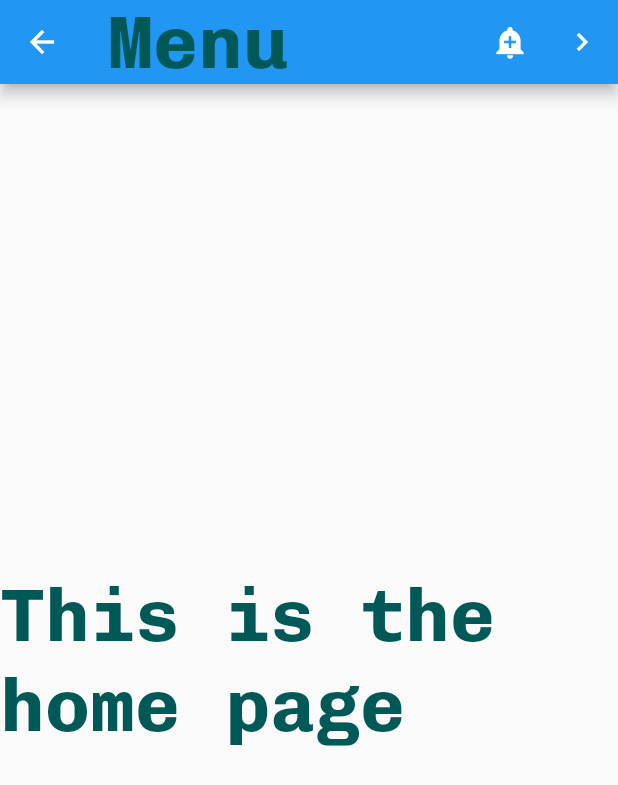
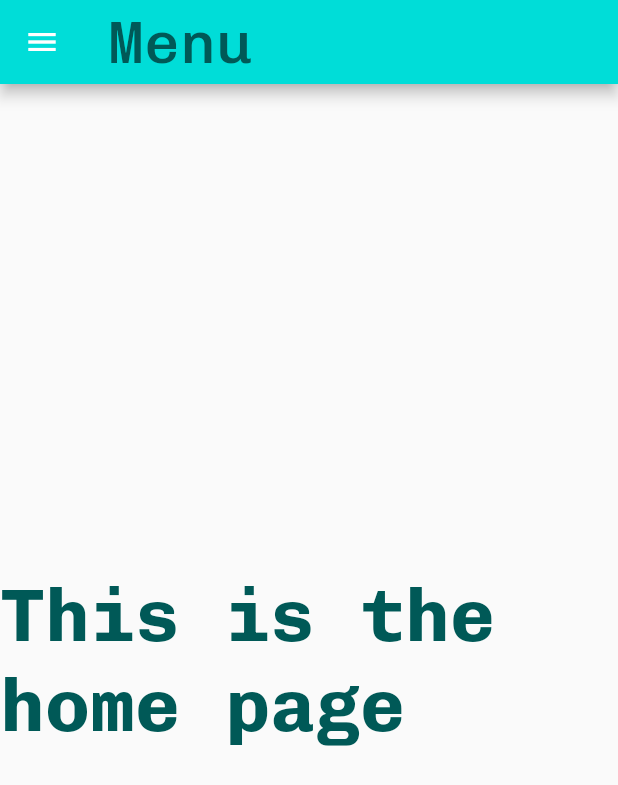
Before and after one commit to marcotech2002/Pathfinder_Sub-GL922A_App, a Flutter app: the TelaMenu screen opened directly, on a phone screen of 412 x 824 dp. Shown: the top 785 px of the screen. Run offline on Flutter 3.47's test engine with Material 2 defaults, Android fonts, the phone set to English and light mode, and no system bars.

Commit message:
construindo menu

```diff
--- a/projeto_app/lib/main.dart
+++ b/projeto_app/lib/main.dart
@@ -1,6 +1,7 @@
 // ignore_for_file: prefer_const_constructors
 
 import 'package:flutter/material.dart';
+import 'package:projeto_app/view/tela_menu.dart';
 import 'view/tela_login.dart';
 
 void main()
@@ -9,7 +10,7 @@ void main()
     MaterialApp(
       debugShowCheckedModeBanner: false,
       title: 'Pathfinder',
-      home: TelaLogin(),
+      home: TelaMenu(),
     )
   );
 }
--- a/projeto_app/lib/style/font.dart
+++ b/projeto_app/lib/style/font.dart
@@ -8,8 +8,10 @@ class Font {
     color: Palette().Tertiary);
   final _normalFont = TextStyle(fontFamily: "ChivoMono", fontSize: 20, color: Palette().Tertiary);
   final _buttonFont = TextStyle(fontFamily: "ChivoMono", fontSize: 20, color: Palette().Primary);
+  final _menuFont = TextStyle(fontFamily: "ChivoMono", fontSize: 40, color: Palette().Tertiary);
 
   TextStyle get TitleFont => _titleFont;
   TextStyle get NormalFont => _normalFont;
   TextStyle get ButtonFont => _buttonFont;
+  TextStyle get MenuFont => _menuFont;
 }
--- a/projeto_app/lib/view/tela_login.dart
+++ b/projeto_app/lib/view/tela_login.dart
@@ -85,6 +85,7 @@ class _TelaLoginState extends State<TelaLogin> {
                       "Esqueci a senha",
                       textAlign: TextAlign.center,
                       style: TextStyle(
+                        decoration: TextDecoration.underline,
                         fontFamily: "ChivoMono",
                         fontSize: 10
                       )
@@ -104,6 +105,7 @@ class _TelaLoginState extends State<TelaLogin> {
                       "Realizar seu cadastro",
                       textAlign: TextAlign.center,
                       style: TextStyle(
+                        decoration: TextDecoration.underline,
                         fontFamily: "ChivoMono",
                         fontSize: 10
                       )
--- a/projeto_app/lib/view/tela_menu.dart
+++ b/projeto_app/lib/view/tela_menu.dart
@@ -21,41 +21,70 @@ class _TelaMenuState extends State<TelaMenu>
   {
     return Scaffold(
       appBar: AppBar(
+        backgroundColor: Palette().Primary,
         title: Text(
           "Menu",
-          style: Font().TitleFont
+          style: Font().MenuFont
         ),
-        actions: <Widget>[
-          IconButton(
-            icon: const Icon(Icons.add_alert),
-            tooltip: 'Show Snackbar',
-            onPressed: () {
-              ScaffoldMessenger.of(context).showSnackBar(
-                  const SnackBar(content: Text('This is a snackbar')));
-            },
-          ),
-          IconButton(
-            icon: const Icon(Icons.navigate_next),
-            tooltip: 'Go to the next page',
-            onPressed: () {
-              Navigator.push(context, MaterialPageRoute<void>(
-                builder: (BuildContext context) {
-                  return Scaffold(
-                    appBar: AppBar(
-                      title: const Text('Next page'),
-                    ),
-                    body: const Center(
-                      child: Text(
-                        'This is the next page',
-                        style: TextStyle(fontSize: 24),
-                      ),
-                    ),
+        // actions: <Widget>[
+        //   IconButton(
+        //     style: ButtonStyle(
+        //       iconColor: Palette().Tertiary
+        //     ),
+        //     icon: const Icon(Icons.add_alert),
+        //     tooltip: 'Show Snackbar',
+        //     onPressed: () {
+        //       ScaffoldMessenger.of(context).showSnackBar(
+        //           const SnackBar(content: Text('This is a snackbar')));
+        //     },
+        //   ),
+        //   IconButton(
+        //     icon: const Icon(Icons.navigate_next),
+        //     tooltip: 'Go to the next page',
+        //     onPressed: () {
+        //       Navigator.push(context, MaterialPageRoute<void>(
+        //         builder: (BuildContext context) {
+        //           return Scaffold(
+        //             appBar: AppBar(
+        //               title: const Text('Next page'),
+        //             ),
+        //             body: const Center(
+        //               child: Text(
+        //                 'This is the next page',
+        //                 style: TextStyle(fontSize: 24),
+        //               ),
+        //             ),
+        //           );
+        //         },
+        //       ));
+        //     },
+        //   ),
+        // ],
+      ),
+      drawer: Drawer(
+        backgroundColor: Palette().Primary,
+        child: ListView(
+          children: <Widget>[
+            Container(
+              color: Palette().Primary,
+              child: DrawerHeader(
+                child: CircleAvatar(
+                  backgroundColor: Palette().Secondary,
+                )
+              ),
+            ),
+            Container (
+              color: Palette().Primary,
+              child: Column(
+                children: List.generate(4, (int index){
+                  return ListTile(
+                    leading: Icon(Icons.info),
                   );
-                },
-              ));
-            },
-          ),
-        ],
+                }),
+              ),
+            )
+          ],
+        ),
       ),
       body: Center(
         child: Text(
```
Also changed, not shown: 2 other files.
